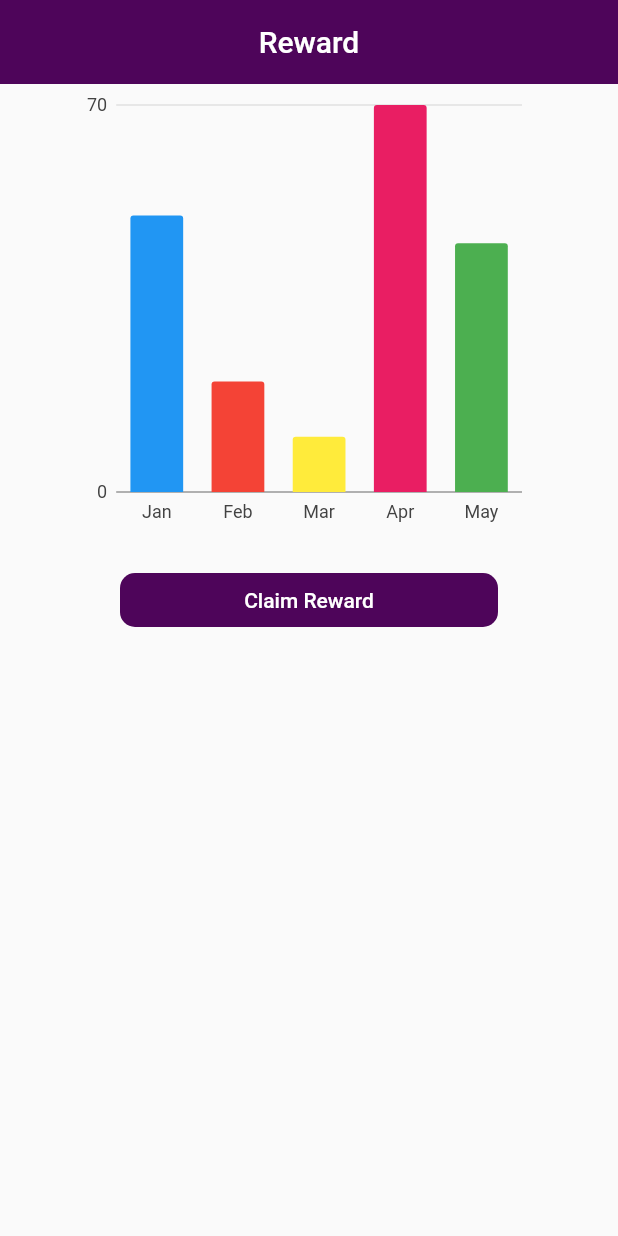
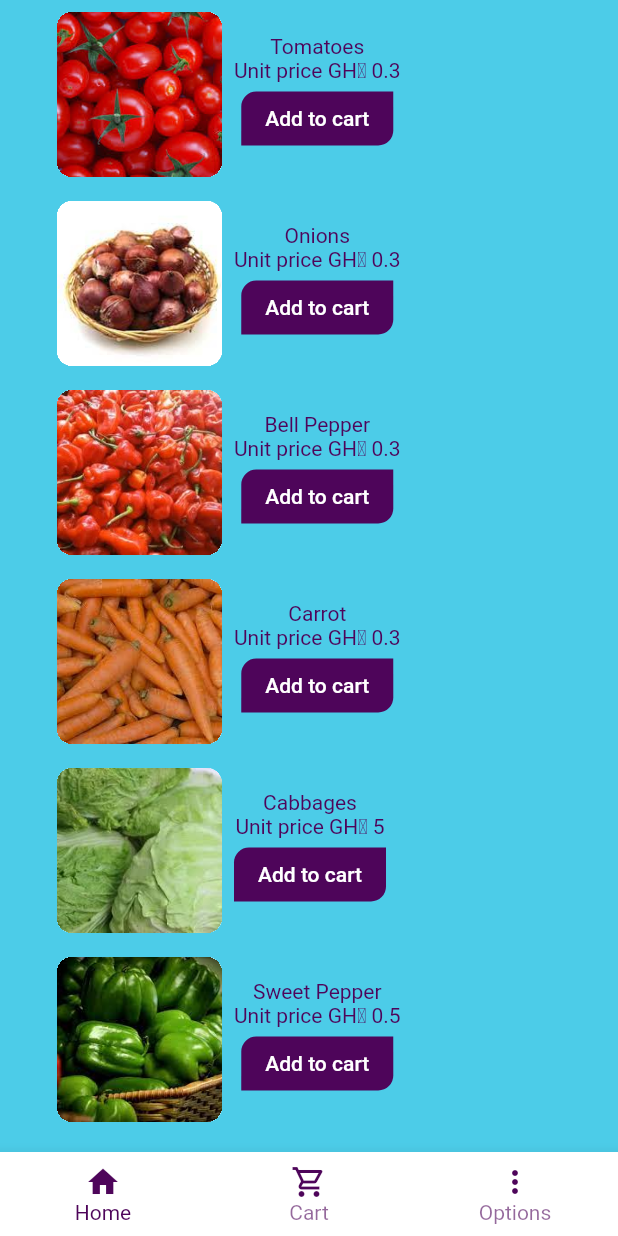
Before and after one commit to MelaTech30/Team_Melatech, a Flutter app: the screen it shows after launch, on a phone screen of 412 x 824 dp. Run offline on Flutter 3.47's test engine with Material 2 defaults, Android fonts, the phone set to English and light mode, and no system bars; our stand-ins replace charts_flutter.

Commit message:
Edited veges page

```diff
--- /dev/null
+++ b/lib/cart.dart
@@ -0,0 +1,14 @@
+
+
+import 'package:flutter/material.dart';
+
+class CartPage extends StatelessWidget {
+  const CartPage({ Key? key }) : super(key: key);
+
+  @override
+  Widget build(BuildContext context) {
+    return Scaffold(
+      backgroundColor: Colors.amber
+    );
+  }
+}
--- a/lib/food.dart
+++ b/lib/food.dart
@@ -1,13 +1,87 @@
+import 'package:flutter/material.dart';
+import 'package:melatech/cart.dart';
+import 'package:melatech/options.dart';
+import 'package:melatech/veges.dart';
 
-
-import 'package:flutter/material.dart';
-
-class FoodPage extends StatelessWidget {
+class FoodPage extends StatefulWidget {
   const FoodPage({ Key? key }) : super(key: key);
 
   @override
+  State<FoodPage> createState() => _FoodPageState();
+}
+
+class _FoodPageState extends State<FoodPage> {
+
+
+// ignore: unused_field
+int _currentIndex = 0;
+// ignore: unused_field
+final List<Widget> _children = [
+ const VegesPage(),
+ const CartPage(),
+ const OptionsPage(),
+];
+
+void _onItemTapped(int index){
+  setState((){
+    _currentIndex = index;
+  });
+}
+
+
+  @override
   Widget build(BuildContext context) {
-    return const Scaffold(
+    return  Scaffold(
+      bottomNavigationBar: BottomNavigationBar(
+  type: BottomNavigationBarType.fixed,
+  backgroundColor:const Color(0xFFffffff),
+  selectedItemColor: const Color(0xFF4e055a),
+  unselectedItemColor: Color(0xFF4e055a).withOpacity(.60),
+  selectedFontSize: 14,
+  unselectedFontSize: 14,
+  onTap: _onItemTapped,
+  items: const [
+    BottomNavigationBarItem(
+      label: 'Home',
+      icon: Icon(Icons.home,
+      color:Color(0xFF4e055a)
+      ),
+    ),
+    BottomNavigationBarItem(
+      label: 'Cart',
+      icon: Icon(Icons.shopping_cart_outlined,
+      color:Color(0xFF4e055a)
+      )
+    ),
+    BottomNavigationBarItem(
+      label: 'Options',
+      icon: Icon(Icons.more_vert,
+      color:Color(0xFF4e055a)
+      ),
+    ),
+  ],
+  currentIndex: _currentIndex,
+),
+    //   bottomNavigationBar: BottomAppBar(
+    //     elevation: 0,
+    //     color: Colors.white,
+    //     child: Row(
+    //   children: [
+    //     IconButton(icon: const Icon(Icons.home),
+    //     color: const Color(0xFF4e055a),
+    //     onPressed: () {}),
+    //    const Spacer(),
+    //     IconButton(icon: const Icon(Icons.shopping_cart_outlined),
+    //     color: const Color(0xFF4e055a),
+    //      onPressed: () {}),
+    //    const  Spacer(),
+    //     IconButton(icon: const Icon(Icons.more_vert),
+    //     color: const Color(0xFF4e055a),
+    //      onPressed: () {}),
+    //   ],
+    // ),
+    //   ),
+      body: _children[_currentIndex],
 
     );
   }
--- a/lib/main.dart
+++ b/lib/main.dart
@@ -1,5 +1,6 @@
 import 'package:flutter/material.dart';
-import 'rewards.dart';
+import 'package:melatech/food.dart';
+// import 'rewards.dart';
 
 // import 'start.dart';
 // import 'package:melatech/waste.dart';
@@ -27,11 +28,11 @@ class MyApp extends StatelessWidget {
   Widget build(BuildContext context) {
     return MaterialApp(
       debugShowCheckedModeBanner: false,
-      title: 'Flutter Demo',
+      title: 'MelaTech',
       theme: ThemeData(
         primarySwatch: Colors.blue,
       ),
-      home:  RewardPage(),
+      home: const FoodPage(),
     );
   }
 }
--- /dev/null
+++ b/lib/options.dart
@@ -0,0 +1,14 @@
+
+
+import 'package:flutter/material.dart';
+
+class OptionsPage extends StatelessWidget {
+  const OptionsPage({ Key? key }) : super(key: key);
+
+  @override
+  Widget build(BuildContext context) {
+    return Scaffold(
+      backgroundColor: Colors.greenAccent,
+    );
+  }
+}
--- /dev/null
+++ b/lib/veges.dart
@@ -0,0 +1,328 @@
+// ignore_for_file: deprecated_member_use
+
+import 'package:flutter/material.dart';
+
+class VegesPage extends StatelessWidget {
+  const VegesPage({ Key? key }) : super(key: key);
+
+  @override
+  Widget build(BuildContext context) {
+    return Scaffold(
+      body: Container(
+        decoration: const BoxDecoration(
+          color:Color(0xFF4ccce8),
+        ),
+        child: ListView(
+          children:  <Widget> [
+            Row(
+              children: <Widget> [
+              const SizedBox(height: 15, width: 30,),
+                Padding(
+                  padding: const EdgeInsets.all(8.0),
+                  child: Container(
+                    clipBehavior: Clip.hardEdge,
+                    width: 110,
+                    height: 110,
+                    decoration: BoxDecoration(
+                      color: Colors.white,
+                      borderRadius: BorderRadius.circular(10),
+                      shape: BoxShape.rectangle,
+                      ),
+                    child: Image.asset('image/veg1.jpg',
+                    fit: BoxFit.cover,
+                    ),
+                  ),
+                ),
+                Column(
+                  children:  <Widget> [
+                  const Text('Tomatoes',
+                   style: TextStyle(
+                        color: Color(0xFF4e055a),
+                      ),
+                  ),
+                  const  Text('Unit price GH₵ 0.3',
+                   style: TextStyle(
+                        color: Color(0xFF4e055a),
+                      ),
+                  ),
+                    FlatButton(onPressed: (){},
+                    color: const Color(0xFF4e055a),
+                    shape: const  RoundedRectangleBorder(
+                      borderRadius: BorderRadius.only(
+                      bottomRight:Radius.circular(10),
+                       topLeft: Radius.circular(10)
+                       ),
+                      ),
+                    child: const Text(
+                      'Add to cart',
+                      style: TextStyle(
+                        color: Colors.white,
+                      ),
+                    ),
+                    ),
+                  ],
+                ),
+
+              ],
+            ),
+            Row(
+              children: <Widget> [
+              const SizedBox(height: 15, width: 30,),
+                Padding(
+                  padding: const EdgeInsets.all(8.0),
+                  child: Container(
+                    clipBehavior: Clip.hardEdge,
+                    width: 110,
+                    height: 110,
+                    decoration: BoxDecoration(
+                      color: Colors.white,
+                      borderRadius: BorderRadius.circular(10),
+                      shape: BoxShape.rectangle,
+                      ),
+                    child: Image.asset('image/veg2.jpg',
+                    fit: BoxFit.cover,
+                    ),
+                  ),
+                ),
+                Column(
+                  children:  <Widget> [
+                  const Text('Onions',
+                   style: TextStyle(
+                        color: Color(0xFF4e055a),
+                      ),
+                  ),
+                  const  Text('Unit price GH₵ 0.3',
+                   style: TextStyle(
+                        color: Color(0xFF4e055a),
+                      ),
+                  ),
+                    FlatButton(onPressed: (){},
+                    color: const Color(0xFF4e055a),
+                    shape: const  RoundedRectangleBorder(
+                      borderRadius: BorderRadius.only(
+                      bottomRight:Radius.circular(10),
+                       topLeft: Radius.circular(10)
+                       ),
+                      ),
+                    child: const Text(
+                      'Add to cart',
+                      style: TextStyle(
+                        color: Colors.white,
+                      ),
+                    ),
+                    ),
+                  ],
+                ),
+
+              ],
+            ),
+            Row(
+              children: <Widget> [
+              const SizedBox(height: 15, width: 30,),
+                Padding(
+                  padding: const EdgeInsets.all(8.0),
+                  child: Container(
+                    clipBehavior: Clip.hardEdge,
+                    width: 110,
+                    height: 110,
+                    decoration: BoxDecoration(
+                      color: Colors.white,
+                      borderRadius: BorderRadius.circular(10),
+                      shape: BoxShape.rectangle,
+                      ),
+                    child: Image.asset('image/veg3.jpg',
+                    fit: BoxFit.cover,
+                    ),
+                  ),
+                ),
+                Column(
+                  children:  <Widget> [
+                  const Text('Bell Pepper',
+                   style: TextStyle(
+                        color: Color(0xFF4e055a),
+                      ),
+                  ),
+                  const  Text('Unit price GH₵ 0.3',
+                   style: TextStyle(
+                        color: Color(0xFF4e055a),
+                      ),
+                  ),
+                    FlatButton(onPressed: (){},
+                    color: const Color(0xFF4e055a),
+                    shape: const  RoundedRectangleBorder(
+                      borderRadius: BorderRadius.only(
+                      bottomRight:Radius.circular(10),
+                       topLeft: Radius.circular(10)
+                       ),
+                      ),
+                    child: const Text(
+                      'Add to cart',
+                      style: TextStyle(
+                        color: Colors.white,
+                      ),
+                    ),
+                    ),
+                  ],
+                ),
+
+              ],
+            ),
+            Row(
+              children: <Widget> [
+              const SizedBox(height: 15, width: 30,),
+                Padding(
+                  padding: const EdgeInsets.all(8.0),
+                  child: Container(
+                    clipBehavior: Clip.hardEdge,
+                    width: 110,
+                    height: 110,
+                    decoration: BoxDecoration(
+                      color: Colors.white,
+                      borderRadius: BorderRadius.circular(10),
+                      shape: BoxShape.rectangle,
+                      ),
+                    child: Image.asset('image/veg4.jpg',
+                    fit: BoxFit.cover,
+                    ),
+                  ),
+                ),
+                Column(
+                  children:  <Widget> [
+                  const Text('Carrot',
+                   style: TextStyle(
+                        color: Color(0xFF4e055a),
+                      ),
+                  ),
+                  const  Text('Unit price GH₵ 0.3',
+                  style: TextStyle(
+                        color: Color(0xFF4e055a),
+                      ),
+                  ),
+                    FlatButton(onPressed: (){},
+                    color: const Color(0xFF4e055a),
+                    shape: const  RoundedRectangleBorder(
+                      borderRadius: BorderRadius.only(
+                      bottomRight:Radius.circular(10),
+                       topLeft: Radius.circular(10)
+                       ),
+                      ),
+                    child: const Text(
+                      'Add to cart',
+                      style: TextStyle(
+                        color: Colors.white,
+                      ),
+                    ),
+                    ),
+                  ],
+                ),
+
+              ],
+            ),
+            Row(
+              children: <Widget> [
+              const SizedBox(height: 15, width: 30,),
+                Padding(
+                  padding: const EdgeInsets.all(8.0),
+                  child: Container(
+                    clipBehavior: Clip.hardEdge,
+                    width: 110,
+                    height: 110,
+                    decoration: BoxDecoration(
+                      color: Colors.white,
+                      borderRadius: BorderRadius.circular(10),
+                      shape: BoxShape.rectangle,
+                      ),
+                    child: Image.asset('image/veg5.jpg',
+                    fit: BoxFit.cover,
+                    ),
+                  ),
+                ),
+                Column(
+                  children:  <Widget> [
+                  const Text('Cabbages',
+                   style: TextStyle(
+                        color: Color(0xFF4e055a),
+                      ),
+                  ),
+                  const  Text('Unit price GH₵ 5',
+                   style: TextStyle(
+                        color: Color(0xFF4e055a),
+                      ),
+                  ),
+                    FlatButton(onPressed: (){},
+                    color: const Color(0xFF4e055a),
+                    shape: const  RoundedRectangleBorder(
+                      borderRadius: BorderRadius.only(
+                      bottomRight:Radius.circular(10),
+                       topLeft: Radius.circular(10)
+                       ),
+                      ),
+                    child: const Text(
+                      'Add to cart',
+                      style: TextStyle(
+                        color: Colors.white,
+                      ),
+                    ),
+                    ),
+                  ],
+                ),
+
+              ],
+            ),
+            Row(
+              children: <Widget> [
+              const SizedBox(height: 15, width: 30,),
+                Padding(
+                  padding: const EdgeInsets.all(8.0),
+                  child: Container(
+                    clipBehavior: Clip.hardEdge,
+                    width: 110,
+                    height: 110,
+                    decoration: BoxDecoration(
+                      color: Colors.white,
+                      borderRadius: BorderRadius.circular(10),
+                      shape: BoxShape.rectangle,
+                      ),
+                    child: Image.asset('image/veg6.jpg',
+                    fit: BoxFit.cover,
+                    ),
+                  ),
+                ),
+                Column(
+                  children:  <Widget> [
+                  const Text('Sweet Pepper',
+                   style: TextStyle(
+                        color: Color(0xFF4e055a),
+                      ),
+                  ),
+                  const  Text('Unit price GH₵ 0.5',
+                  style: TextStyle(
+                        color: Color(0xFF4e055a),
+                      ),
+                  ),
+                    FlatButton(onPressed: (){},
+                    color: const Color(0xFF4e055a),
+                    shape: const  RoundedRectangleBorder(
+                      borderRadius: BorderRadius.only(
+                      bottomRight:Radius.circular(10),
+                       topLeft: Radius.circular(10)
+                       ),
+                      ),
+                    child: const Text(
+                      'Add to cart',
+                      style: TextStyle(
+                        color: Colors.white,
+                      ),
+                    ),
+                    ),
+                  ],
+                ),
+
+              ],
+            ),
+          ],
+        ) ,
+      ),
+    );
+  }
+}
```
Also changed, not shown: pubspec.yaml (+7 -0 lines), image/veg1.jpg (added), image/veg2.jpg (added), image/veg3.jpg (added), image/veg4.jpg (added), image/veg5.jpg (added), image/veg6.jpg (added).
